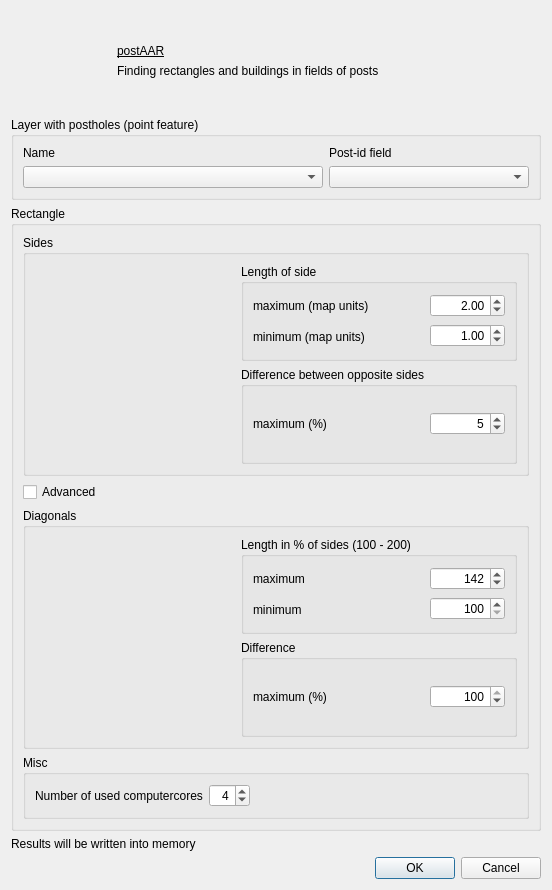
First picture: the form in postaar_dialog_base.ui, repository ISAAKiel/postAAR-python, before the edit.
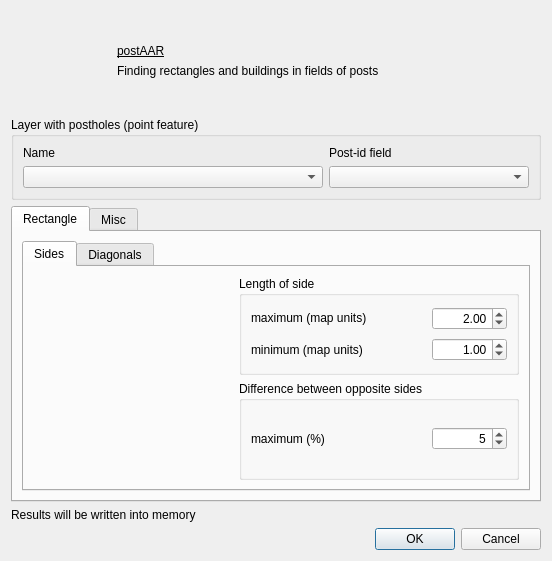
Second picture: the form after the edit. Icons and pictures are not drawn. Custom widgets are drawn as their Qt base class.

The edit to the form file:
```diff
--- a/postaar_dialog_base.ui
+++ b/postaar_dialog_base.ui
@@ -8,7 +8,7 @@
     <x>0</x>
     <y>0</y>
     <width>550</width>
-    <height>856</height>
+    <height>544</height>
    </rect>
   </property>
   <property name="sizePolicy">
@@ -200,17 +200,37 @@
     </widget>
    </item>
    <item>
-    <widget class="QGroupBox" name="groupBox">
-     <property name="title">
+    <widget class="QTabWidget" name="tabWidget_main">
+     <property name="sizePolicy">
+      <sizepolicy hsizetype="MinimumExpanding" vsizetype="Minimum">
+       <horstretch>0</horstretch>
+       <verstretch>0</verstretch>
+      </sizepolicy>
+     </property>
+     <property name="currentIndex">
+      <number>0</number>
+     </property>
+     <widget class="QWidget" name="tab_rectangle">
+      <attribute name="title">
       <string>Rectangle</string>
-     </property>
-     <layout class="QVBoxLayout" name="verticalLayout_10">
+      </attribute>
+      <layout class="QVBoxLayout" name="verticalLayout_17">
       <item>
-       <widget class="QGroupBox" name="groupBox_2">
-        <property name="title">
+        <widget class="QTabWidget" name="tabWidget_rectangle">
+         <property name="sizePolicy">
+          <sizepolicy hsizetype="MinimumExpanding" vsizetype="Minimum">
+           <horstretch>0</horstretch>
+           <verstretch>0</verstretch>
+          </sizepolicy>
+         </property>
+         <property name="currentIndex">
+          <number>0</number>
+         </property>
+         <widget class="QWidget" name="tab_sides">
+          <attribute name="title">
          <string>Sides</string>
-        </property>
-        <layout class="QHBoxLayout" name="horizontalLayout_5">
+          </attribute>
+          <layout class="QHBoxLayout" name="horizontalLayout_10">
          <item>
           <widget class="QLabel" name="label">
            <property name="minimumSize">
@@ -426,23 +446,11 @@
          </item>
         </layout>
        </widget>
-      </item>
-      <item>
-       <widget class="QCheckBox" name="advanced">
-        <property name="text">
-         <string>Advanced</string>
-        </property>
-       </widget>
-      </item>
-      <item>
-       <widget class="QGroupBox" name="gBDiagonals">
-        <property name="enabled">
-         <bool>true</bool>
-        </property>
-        <property name="title">
+         <widget class="QWidget" name="tab_diagonals">
+          <attribute name="title">
          <string>Diagonals</string>
-        </property>
-        <layout class="QHBoxLayout" name="horizontalLayout_2">
+          </attribute>
+          <layout class="QHBoxLayout" name="horizontalLayout_11">
          <item>
           <widget class="QLabel" name="label_2">
            <property name="sizePolicy">
@@ -643,11 +651,19 @@
          </item>
         </layout>
        </widget>
-      </item>
-      <item>
-       <widget class="QGroupBox" name="gBMisc">
-        <property name="title">
+        </widget>
+       </item>
+      </layout>
+     </widget>
+     <widget class="QWidget" name="tab_misc">
+      <attribute name="title">
          <string>Misc</string>
+      </attribute>
+      <layout class="QVBoxLayout" name="verticalLayout_18">
+       <item>
+        <widget class="QGroupBox" name="gBProcessing">
+         <property name="title">
+          <string>Processing</string>
         </property>
         <layout class="QVBoxLayout" name="verticalLayout_16">
          <item>
@@ -699,7 +715,21 @@
         </layout>
        </widget>
       </item>
-     </layout>
+       <item>
+        <spacer name="verticalSpacer">
+         <property name="orientation">
+          <enum>Qt::Vertical</enum>
+         </property>
+         <property name="sizeHint" stdset="0">
+          <size>
+           <width>0</width>
+           <height>0</height>
+          </size>
+         </property>
+        </spacer>
+       </item>
+      </layout>
+     </widget>
     </widget>
    </item>
    <item>
```
Left out of the diff: 2 changed lines with no effect on the pictures. Lines whose indentation alone changed are shown as unchanged.
